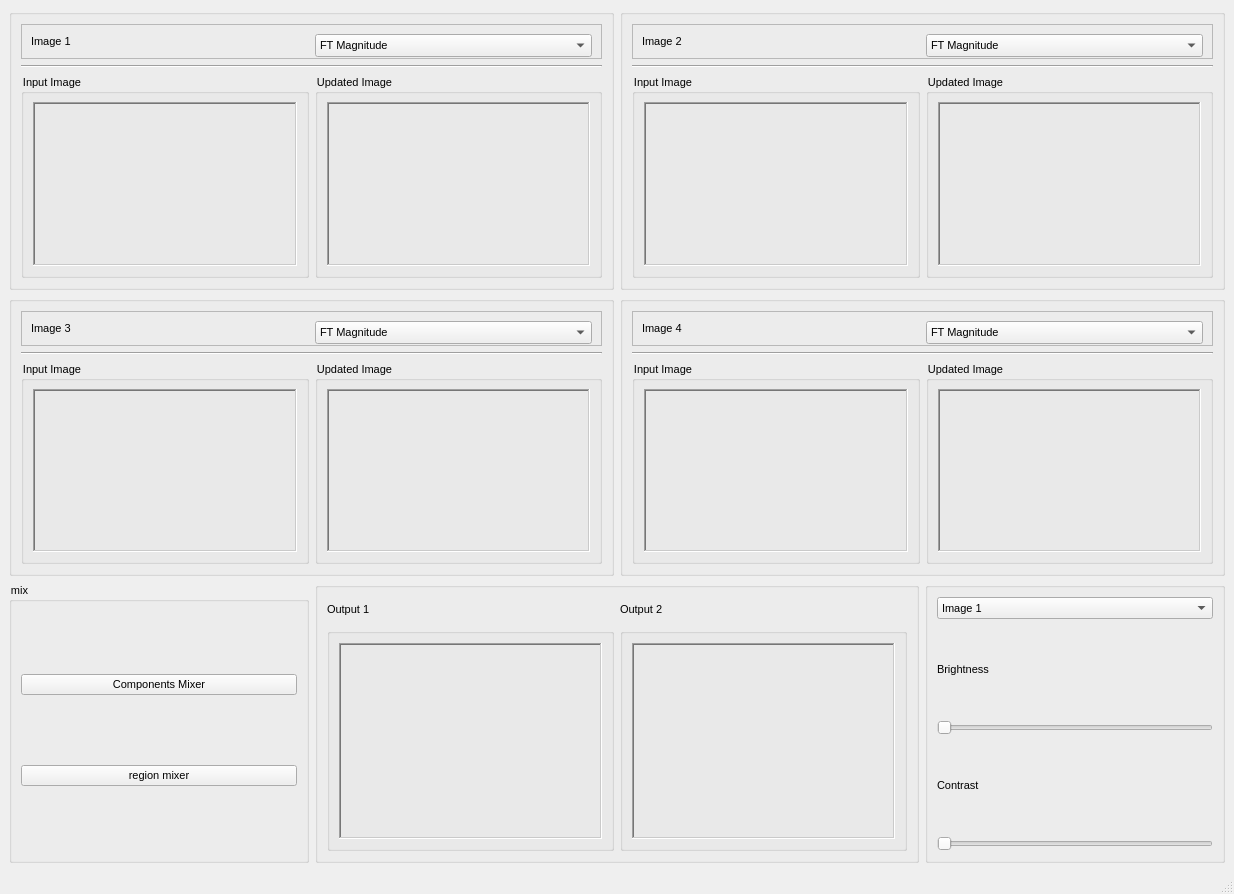
Qt form task4.ui (malaknasser812/Image-Mixer) before a commit.
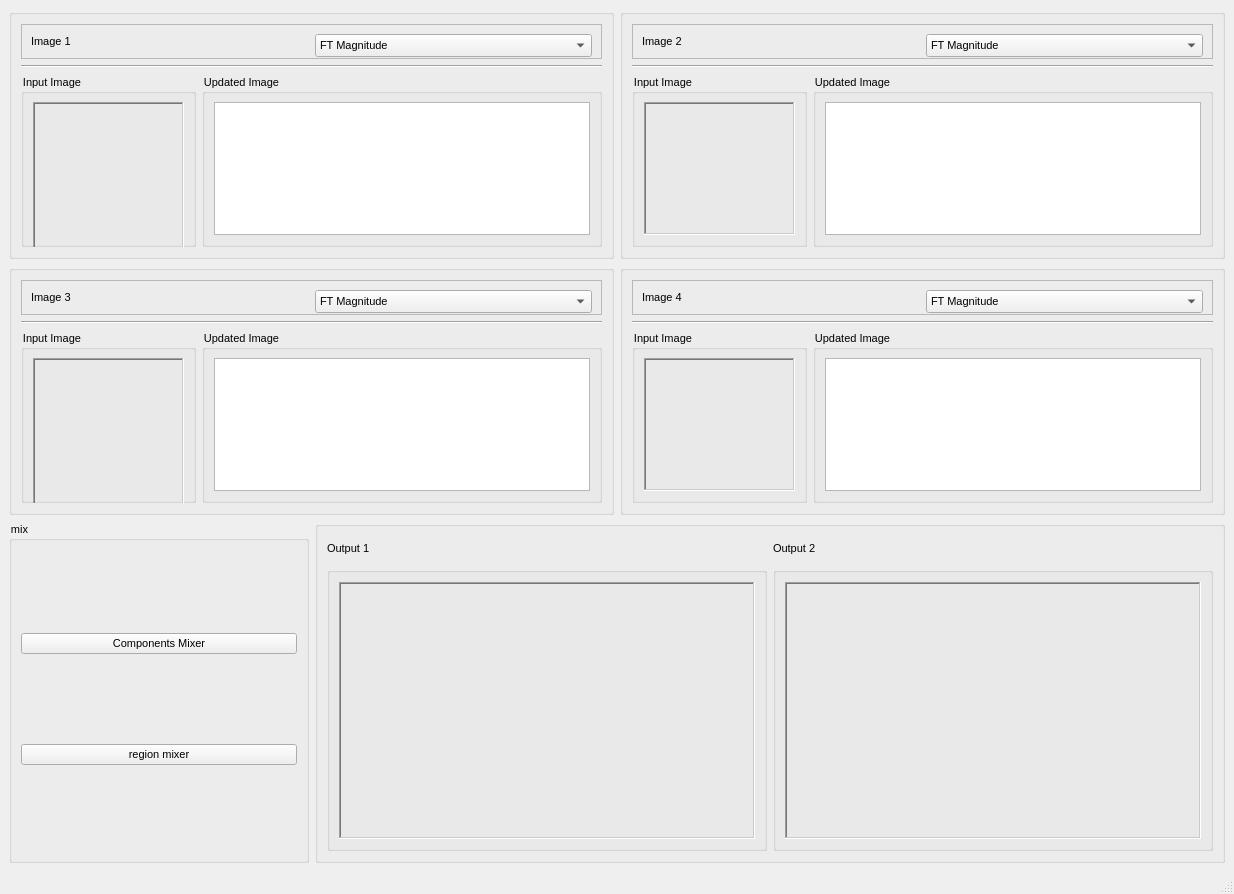
The same form after that commit.

```diff
--- a/task4.ui
+++ b/task4.ui
@@ -92,6 +92,12 @@
      <layout class="QGridLayout" name="gridLayout_10">
       <item row="0" column="0">
        <widget class="QGroupBox" name="groupBox_3">
+        <property name="maximumSize">
+         <size>
+          <width>16777215</width>
+          <height>250</height>
+         </size>
+        </property>
         <property name="title">
          <string/>
         </property>
@@ -176,6 +182,12 @@
             <layout class="QHBoxLayout" name="horizontalLayout">
              <item>
               <widget class="QGroupBox" name="groupBox">
+               <property name="maximumSize">
+                <size>
+                 <width>16777215</width>
+                 <height>200</height>
+                </size>
+               </property>
                <property name="title">
                 <string>Input Image </string>
                </property>
@@ -188,6 +200,12 @@
                     <height>150</height>
                    </size>
                   </property>
+                  <property name="maximumSize">
+                   <size>
+                    <width>16777215</width>
+                    <height>16777215</height>
+                   </size>
+                  </property>
                   <property name="frameShape">
                    <enum>QFrame::WinPanel</enum>
                   </property>
@@ -207,25 +225,24 @@
              </item>
              <item>
               <widget class="QGroupBox" name="groupBox_2">
+               <property name="minimumSize">
+                <size>
+                 <width>400</width>
+                 <height>0</height>
+                </size>
+               </property>
+               <property name="maximumSize">
+                <size>
+                 <width>400</width>
+                 <height>200</height>
+                </size>
+               </property>
                <property name="title">
                 <string>Updated Image</string>
                </property>
                <layout class="QGridLayout" name="gridLayout_3">
                 <item row="0" column="0">
-                 <widget class="QLabel" name="ft_compo_1">
-                  <property name="frameShape">
-                   <enum>QFrame::WinPanel</enum>
-                  </property>
-                  <property name="frameShadow">
-                   <enum>QFrame::Sunken</enum>
-                  </property>
-                  <property name="text">
-                   <string/>
-                  </property>
-                  <property name="scaledContents">
-                   <bool>true</bool>
-                  </property>
-                 </widget>
+                 <widget class="QGraphicsView" name="ft_compo_1"/>
                 </item>
                </layout>
               </widget>
@@ -239,6 +256,12 @@
       </item>
       <item row="0" column="1">
        <widget class="QGroupBox" name="groupBox_24">
+        <property name="maximumSize">
+         <size>
+          <width>16777215</width>
+          <height>250</height>
+         </size>
+        </property>
         <property name="title">
          <string/>
         </property>
@@ -323,6 +346,12 @@
             <layout class="QHBoxLayout" name="horizontalLayout_11">
              <item>
               <widget class="QGroupBox" name="groupBox_25">
+               <property name="maximumSize">
+                <size>
+                 <width>16777215</width>
+                 <height>200</height>
+                </size>
+               </property>
                <property name="title">
                 <string>Input Image </string>
                </property>
@@ -348,25 +377,24 @@
              </item>
              <item>
               <widget class="QGroupBox" name="ft_component2">
+               <property name="minimumSize">
+                <size>
+                 <width>400</width>
+                 <height>0</height>
+                </size>
+               </property>
+               <property name="maximumSize">
+                <size>
+                 <width>400</width>
+                 <height>200</height>
+                </size>
+               </property>
                <property name="title">
                 <string>Updated Image</string>
                </property>
                <layout class="QGridLayout" name="gridLayout_38">
                 <item row="0" column="0">
-                 <widget class="QLabel" name="ft_compo_2">
-                  <property name="frameShape">
-                   <enum>QFrame::WinPanel</enum>
-                  </property>
-                  <property name="frameShadow">
-                   <enum>QFrame::Sunken</enum>
-                  </property>
-                  <property name="text">
-                   <string/>
-                  </property>
-                  <property name="scaledContents">
-                   <bool>true</bool>
-                  </property>
-                 </widget>
+                 <widget class="QGraphicsView" name="ft_compo_5"/>
                 </item>
                </layout>
               </widget>
@@ -380,6 +408,12 @@
       </item>
       <item row="1" column="0">
        <widget class="QGroupBox" name="groupBox_4">
+        <property name="maximumSize">
+         <size>
+          <width>16777215</width>
+          <height>250</height>
+         </size>
+        </property>
         <property name="title">
          <string/>
         </property>
@@ -464,6 +498,12 @@
             <layout class="QHBoxLayout" name="horizontalLayout_8">
              <item>
               <widget class="QGroupBox" name="groupBox_13">
+               <property name="maximumSize">
+                <size>
+                 <width>16777215</width>
+                 <height>200</height>
+                </size>
+               </property>
                <property name="title">
                 <string>Input Image </string>
                </property>
@@ -495,25 +535,24 @@
              </item>
              <item>
               <widget class="QGroupBox" name="groupBox_16">
+               <property name="minimumSize">
+                <size>
+                 <width>400</width>
+                 <height>0</height>
+                </size>
+               </property>
+               <property name="maximumSize">
+                <size>
+                 <width>400</width>
+                 <height>200</height>
+                </size>
+               </property>
                <property name="title">
                 <string>Updated Image</string>
                </property>
                <layout class="QGridLayout" name="gridLayout_26">
                 <item row="0" column="0">
-                 <widget class="QLabel" name="ft_compo_3">
-                  <property name="frameShape">
-                   <enum>QFrame::WinPanel</enum>
-                  </property>
-                  <property name="frameShadow">
-                   <enum>QFrame::Sunken</enum>
-                  </property>
-                  <property name="text">
-                   <string/>
-                  </property>
-                  <property name="scaledContents">
-                   <bool>true</bool>
-                  </property>
-                 </widget>
+                 <widget class="QGraphicsView" name="ft_compo_3"/>
                 </item>
                </layout>
               </widget>
@@ -527,6 +566,12 @@
       </item>
       <item row="1" column="1">
        <widget class="QGroupBox" name="groupBox_19">
+        <property name="maximumSize">
+         <size>
+          <width>16777215</width>
+          <height>250</height>
+         </size>
+        </property>
         <property name="title">
          <string/>
         </property>
@@ -611,6 +656,12 @@
             <layout class="QHBoxLayout" name="horizontalLayout_10">
              <item>
               <widget class="QGroupBox" name="groupBox_22">
+               <property name="maximumSize">
+                <size>
+                 <width>16777215</width>
+                 <height>200</height>
+                </size>
+               </property>
                <property name="title">
                 <string>Input Image </string>
                </property>
@@ -636,25 +687,24 @@
              </item>
              <item>
               <widget class="QGroupBox" name="groupBox_23">
+               <property name="minimumSize">
+                <size>
+                 <width>400</width>
+                 <height>0</height>
+                </size>
+               </property>
+               <property name="maximumSize">
+                <size>
+                 <width>400</width>
+                 <height>200</height>
+                </size>
+               </property>
                <property name="title">
                 <string>Updated Image</string>
                </property>
                <layout class="QGridLayout" name="gridLayout_34">
                 <item row="0" column="0">
-                 <widget class="QLabel" name="ft_compo_4">
-                  <property name="frameShape">
-                   <enum>QFrame::WinPanel</enum>
-                  </property>
-                  <property name="frameShadow">
-                   <enum>QFrame::Sunken</enum>
-                  </property>
-                  <property name="text">
-                   <string/>
-                  </property>
-                  <property name="scaledContents">
-                   <bool>true</bool>
-                  </property>
-                 </widget>
+                 <widget class="QGraphicsView" name="ft_compo_4"/>
                 </item>
                </layout>
               </widget>
@@ -794,97 +844,6 @@
           </layout>
          </widget>
         </item>
-        <item>
-         <widget class="QGroupBox" name="groupBox_9">
-          <property name="minimumSize">
-           <size>
-            <width>300</width>
-            <height>0</height>
-           </size>
-          </property>
-          <property name="maximumSize">
-           <size>
-            <width>300</width>
-            <height>16777215</height>
-           </size>
-          </property>
-          <property name="sizeIncrement">
-           <size>
-            <width>150</width>
-            <height>0</height>
-           </size>
-          </property>
-          <property name="title">
-           <string/>
-          </property>
-          <layout class="QGridLayout" name="gridLayout_13">
-           <item row="0" column="0">
-            <layout class="QGridLayout" name="gridLayout_12">
-             <item row="0" column="0">
-              <widget class="QComboBox" name="comboBox_2">
-               <item>
-                <property name="text">
-                 <string>Image 1</string>
-                </property>
-               </item>
-               <item>
-                <property name="text">
-                 <string>Image 2</string>
-                </property>
-               </item>
-               <item>
-                <property name="text">
-                 <string>Image 3</string>
-                </property>
-               </item>
-               <item>
-                <property name="text">
-                 <string>Image 4</string>
-                </property>
-               </item>
-              </widget>
-             </item>
-             <item row="1" column="0">
-              <layout class="QVBoxLayout" name="verticalLayout_3">
-               <item>
-                <widget class="QLabel" name="label">
-                 <property name="text">
-                  <string>Brightness</string>
-                 </property>
-                </widget>
-               </item>
-               <item>
-                <widget class="QSlider" name="bright_slider">
-                 <property name="orientation">
-                  <enum>Qt::Horizontal</enum>
-                 </property>
-                </widget>
-               </item>
-              </layout>
-             </item>
-             <item row="2" column="0">
-              <layout class="QVBoxLayout" name="verticalLayout_6">
-               <item>
-                <widget class="QLabel" name="label_2">
-                 <property name="text">
-                  <string>Contrast</string>
-                 </property>
-                </widget>
-               </item>
-               <item>
-                <widget class="QSlider" name="contrast_slider">
-                 <property name="orientation">
-                  <enum>Qt::Horizontal</enum>
-                 </property>
-                </widget>
-               </item>
-              </layout>
-             </item>
-            </layout>
-           </item>
-          </layout>
-         </widget>
-        </item>
        </layout>
       </item>
      </layout>
```
Left out of the diff: 4 changed lines with no effect on the pictures.
